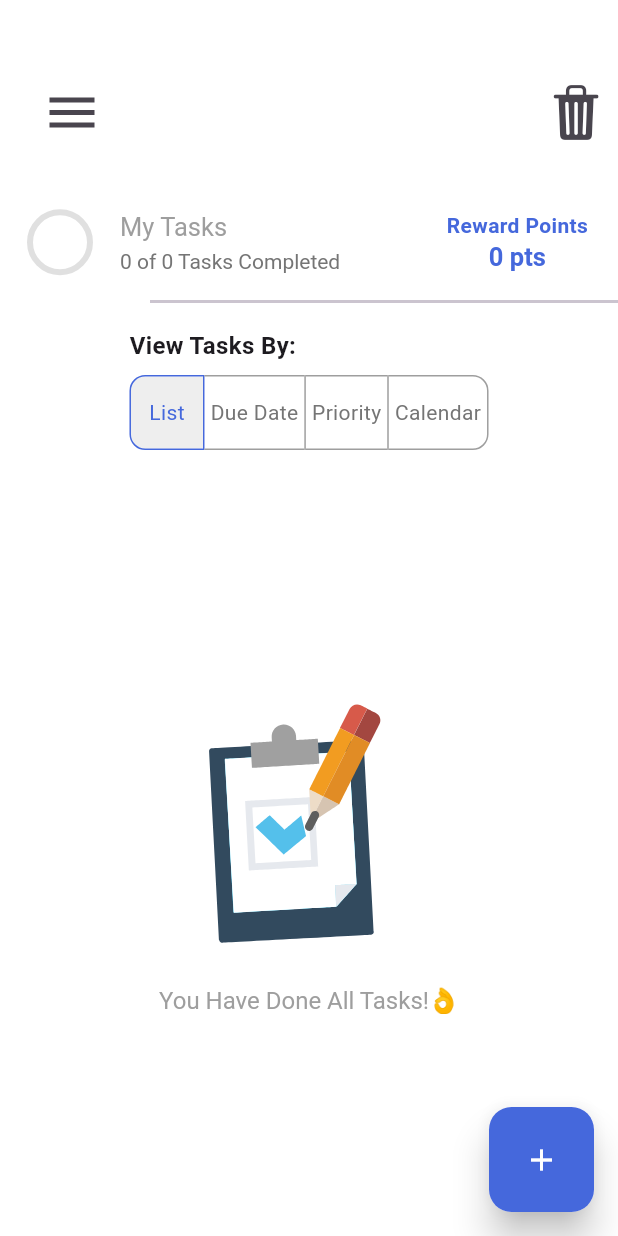
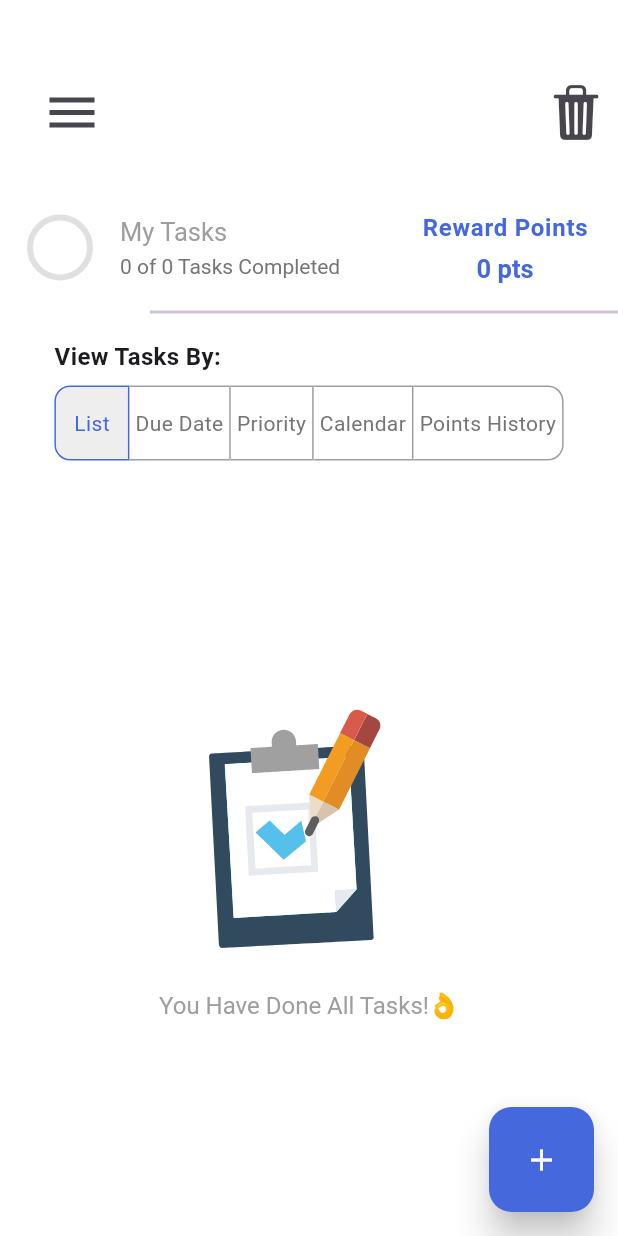
Before and after one commit to ASE-Team-3/ase_todoapp, a Flutter app: the screen it shows after launch, on a phone screen of 412 x 824 dp. Run offline on Flutter 3.47's test engine with Material 3 defaults, Android fonts, the phone set to English and light mode, and no system bars; drawn by our look-alikes of flutter_slider_drawer; our stand-ins replace animate_do, file_picker, flutter_datetime_picker_plus, flutter_local_notifications, lottie, open_file and 1 more.

Commit message:
feat(points-system): Add points tracking and display functionality
- Added `points` attribute to the `Task` model to track reward/deduction for task completion.
- Implemented points calculation logic in `TaskProvider`:
  - Award points for completed tasks.
  - Deduct points for incomplete tasks.
  - Maintain a points history for user progress analysis.
- Created `PointsSummaryText` component to display total reward points in a simple and responsive design.

```diff
--- a/lib/models/points_history_entry.dart
+++ b/lib/models/points_history_entry.dart
@@ -1,6 +1,13 @@
 class PointsHistoryEntry {
-  final DateTime date;
+  final DateTime timestamp;
   final int points;
+  final String action; // e.g., 'Awarded' or 'Deducted'
+  final String reason; // Reason for the points change.
 
-  PointsHistoryEntry(this.date, this.points);
+  PointsHistoryEntry({
+    required this.timestamp,
+    required this.points,
+    required this.action,
+    required this.reason,
+  });
 }
--- a/lib/models/task.dart
+++ b/lib/models/task.dart
@@ -10,6 +10,7 @@ class Task {
   final String?
       flexibleDeadline; // Flexible deadline (e.g., "Today", "This Week")
   final DateTime creationDate;
+  final DateTime updatedAt; // New timestamp for the last update
   final int priority; // Priority field (1 for high, 2 for medium, 3 for low)
   final bool isRepeating; // Indicates whether the task repeats
   final String?
@@ -34,6 +35,7 @@ class Task {
     this.nextOccurrence,
     this.repeatingGroupId, // Default null for non-repeating tasks
     DateTime? creationDate,
+    DateTime? updatedAt,
     String? id,
     this.isCompleted = false,
     List<Attachment>? attachments,
@@ -41,6 +43,7 @@ class Task {
     this.points = 0, // Initialize points to 0
   })  : id = id ?? const Uuid().v4(),
         creationDate = creationDate ?? DateTime.now(),
+        updatedAt = updatedAt ?? DateTime.now(), // Initialize updatedAt
         attachments = attachments ?? [],
         subTasks = subTasks ?? [];
 
@@ -51,6 +54,7 @@ class Task {
     DateTime? deadline,
     String? flexibleDeadline,
     DateTime? creationDate,
+    DateTime? updatedAt, // Include updatedAt in copyWith
     int? priority, // Include priority in copyWith
     bool? isRepeating, // Include isRepeating in copyWith
     String? repeatInterval, // Include repeatInterval in copyWith
@@ -69,6 +73,7 @@ class Task {
       deadline: deadline ?? this.deadline, // Retain the deadline parameter
       flexibleDeadline: flexibleDeadline ?? this.flexibleDeadline,
       creationDate: creationDate ?? this.creationDate,
+      updatedAt: updatedAt ?? DateTime.now(), // Set updatedAt to current time
       priority: priority ?? this.priority, // Set the new priority field
       isRepeating: isRepeating ?? this.isRepeating, // Update isRepeating field
       repeatInterval:
--- /dev/null
+++ b/lib/providers/points_manager.dart
@@ -0,0 +1,31 @@
+import 'package:app/models/points_history_entry.dart';
+
+class PointsManager {
+  int _totalPoints = 0;
+  final List<PointsHistoryEntry> _history = [];
+
+  int get totalPoints => _totalPoints;
+
+  List<PointsHistoryEntry> get history => List.unmodifiable(_history);
+
+  void awardPoints(int points, String reason) {
+    _totalPoints += points;
+    _addHistoryEntry(points, true, reason);
+  }
+
+  void deductPoints(int points, String reason) {
+    _totalPoints -= points;
+    _addHistoryEntry(points, false, reason);
+  }
+
+  void _addHistoryEntry(int points, bool awarded, String reason) {
+    _history.add(
+      PointsHistoryEntry(
+        timestamp: DateTime.now(),
+        points: points,
+        action: awarded ? 'Awarded' : 'Deducted',
+        reason: reason,
+      ),
+    );
+  }
+}
--- a/lib/providers/task_provider.dart
+++ b/lib/providers/task_provider.dart
@@ -7,6 +7,7 @@ import 'package:app/models/task.dart';
 import 'package:app/models/subtask.dart';
 import 'package:app/models/subtask_item.dart';
 import 'package:app/models/attachment.dart';
+import 'package:app/providers/points_manager.dart';
 import 'package:flutter_local_notifications/flutter_local_notifications.dart';
 import 'package:uuid/uuid.dart';
 
@@ -14,17 +15,17 @@ class TaskProvider extends ChangeNotifier {
   final List<Task> _tasks = [];
   final FlutterLocalNotificationsPlugin flutterLocalNotificationsPlugin =
       FlutterLocalNotificationsPlugin();
+  final PointsManager _pointsManager =
+      PointsManager(); // PointsManager instance
 
   TaskProvider() {
     _initializeNotifications();
   }
-  List<PointsHistoryEntry> pointsHistory = [];
+  List<PointsHistoryEntry> get pointsHistory => _pointsManager.history;
 
   List<Task> get tasks => _tasks;
 
-  int _totalPoints = 0; // New property to track total points
-
-  int get totalPoints => _totalPoints; // Getter for UI access
+  int get totalPoints => _pointsManager.totalPoints;
 
   int get completedTasks => _tasks.where((task) => task.isCompleted).length;
 
@@ -372,23 +373,25 @@ class TaskProvider extends ChangeNotifier {
     throw Exception("Invalid repeat interval or custom days");
   }
 
-  // Existing methods remain unchanged
   void toggleTaskCompletion(Task task) {
-    task.isCompleted = !task.isCompleted; // Toggle completion status
-    if (task.isCompleted) {
-      // Show notification when a task is completed
-      _totalPoints += task.points;
+    final isNowCompleted = !task.isCompleted;
+    task.isCompleted = isNowCompleted; // Toggle completion status.
+
+    if (isNowCompleted) {
+      _pointsManager.awardPoints(
+        task.points,
+        'Task "${task.title}" completed',
+      );
       _sendNotification('Hurrah!', 'You completed the task: "${task.title}"!');
     } else {
-      _totalPoints -= task.points;
-      log('Task marked as incomplete: "${task.title}"'); // Debug log
+      _pointsManager.deductPoints(
+        task.points,
+        'Task "${task.title}" marked as incomplete',
+      );
+      log('Task marked as incomplete: "${task.title}"');
     }
-    _updatePointsHistory(); // Record each point change
+
     notifyListeners();
-  }
-
-  void _updatePointsHistory() {
-    pointsHistory.add(PointsHistoryEntry(DateTime.now(), _totalPoints));
   }
 
   Task? getTaskById(String taskId) {
--- /dev/null
+++ b/lib/views/home/components/points_summary_text.dart
@@ -0,0 +1,34 @@
+import 'package:flutter/material.dart';
+import 'package:provider/provider.dart';
+import 'package:app/providers/task_provider.dart';
+import 'package:app/utils/app_colors.dart'; // Import AppColors
+
+class PointsSummaryText extends StatelessWidget {
+  const PointsSummaryText({super.key});
+
+  @override
+  Widget build(BuildContext context) {
+    final taskProvider = Provider.of<TaskProvider>(context);
+
+    return Column(
+      crossAxisAlignment: CrossAxisAlignment.center,
+      children: [
+        Text(
+          "Reward Points",
+          style: Theme.of(context).textTheme.bodyLarge?.copyWith(
+                fontWeight: FontWeight.bold,
+                color: AppColors.primaryColor, // Use AppColors.primaryColor
+              ),
+        ),
+        const SizedBox(height: 4),
+        Text(
+          "${taskProvider.totalPoints} pts",
+          style: Theme.of(context).textTheme.headlineMedium?.copyWith(
+                fontWeight: FontWeight.bold,
+                color: AppColors.primaryColor, // Use AppColors.primaryColor
+              ),
+        ),
+      ],
+    );
+  }
+}
--- a/lib/views/home/home_view.dart
+++ b/lib/views/home/home_view.dart
@@ -5,8 +5,10 @@ import 'package:app/utils/app_str.dart';
 import 'package:app/utils/constrants.dart';
 import 'package:app/views/home/components/fab.dart';
 import 'package:app/views/home/components/home_app_bar.dart';
+import 'package:app/views/home/components/points_summary_text.dart';
 import 'package:app/views/home/components/slider_drawer.dart';
 import 'package:app/views/home/widget/calendar_view.dart';
+import 'package:app/views/home/widget/points_history_view.dart';
 import 'package:app/views/home/widget/priority_view.dart';
 import 'package:app/views/home/widget/due_date_view.dart';
 import 'package:app/views/home/widget/task_widget.dart';
@@ -74,9 +76,19 @@ class _HomeViewState extends State<HomeView> {
           const SizedBox(height: 8),
           LayoutBuilder(
             builder: (context, constraints) {
-              // Dynamically adapt padding and alignment based on screen width
               double buttonPadding = constraints.maxWidth < 400 ? 4.0 : 8.0;
               double fontSize = constraints.maxWidth < 400 ? 14.0 : 16.0;
+
+              // Ensure children and isSelected lengths match
+              final views = [
+                'List',
+                'Due Date',
+                'Priority',
+                'Calendar',
+                'Points History',
+              ];
+              final isSelected =
+                  views.map((view) => selectedView == view).toList();
 
               return Wrap(
                 spacing: 8,
@@ -89,52 +101,24 @@ class _HomeViewState extends State<HomeView> {
                     fillColor: Colors.grey[200],
                     selectedBorderColor: AppColors.primaryColor,
                     borderColor: Colors.grey,
-                    isSelected: [
-                      selectedView == 'List',
-                      selectedView == 'Due Date',
-                      selectedView == 'Priority',
-                      selectedView == 'Calendar',
-                    ],
+                    isSelected: isSelected,
                     onPressed: (index) {
                       setState(() {
-                        selectedView =
-                            ['List', 'Due Date', 'Priority', 'Calendar'][index];
+                        selectedView = views[index];
                       });
                     },
-                    children: [
-                      Padding(
+                    children: views
+                        .map(
+                          (view) => Padding(
                             padding:
                                 EdgeInsets.symmetric(horizontal: buttonPadding),
                             child: Text(
-                          'List',
+                              view,
                               style: TextStyle(fontSize: fontSize),
                             ),
                           ),
-                      Padding(
-                        padding:
-                            EdgeInsets.symmetric(horizontal: buttonPadding),
-                        child: Text(
-                          'Due Date',
-                          style: TextStyle(fontSize: fontSize),
-                        ),
-                      ),
-                      Padding(
-                        padding:
-                            EdgeInsets.symmetric(horizontal: buttonPadding),
-                        child: Text(
-                          'Priority',
-                          style: TextStyle(fontSize: fontSize),
-                        ),
-                      ),
-                      Padding(
-                        padding:
-                            EdgeInsets.symmetric(horizontal: buttonPadding),
-                        child: Text(
-                          'Calendar',
-                          style: TextStyle(fontSize: fontSize),
-                        ),
-                      ),
-                    ],
+                        )
+                        .toList(),
                   ),
                 ],
               );
@@ -154,6 +138,9 @@ class _HomeViewState extends State<HomeView> {
           return PriorityView(tasks: taskProvider.tasks);
         } else if (selectedView == 'Due Date') {
           return DueDateView(tasks: taskProvider.tasks);
+        } else if (selectedView == 'Points History') {
+          // New view
+          return const PointsHistoryView();
         } else {
           return _buildTaskList(textTheme);
         }
@@ -181,12 +168,12 @@ class _HomeViewState extends State<HomeView> {
                   valueColor: AlwaysStoppedAnimation(AppColors.primaryColor),
                 ),
               ),
-              SizedBox(width: 20),
+              const SizedBox(width: 20),
               Column(
                 crossAxisAlignment: CrossAxisAlignment.start,
                 children: [
                   Text(AppStr.mainTitle, style: textTheme.headlineMedium),
-                  SizedBox(height: 4),
+                  const SizedBox(height: 4),
                   Consumer<TaskProvider>(
                     builder: (context, taskProvider, _) {
                       return Text(
@@ -201,29 +188,8 @@ class _HomeViewState extends State<HomeView> {
               ),
             ],
           ),
-          // Display the total points
-          Consumer<TaskProvider>(
-            builder: (context, taskProvider, _) {
-              return Column(
-                children: [
-                  Text(
-                    "Reward Points",
-                    style: textTheme.bodyMedium?.copyWith(
-                      fontWeight: FontWeight.w600,
-                      color: AppColors.primaryColor,
-                    ),
-                  ),
-                  Text(
-                    "${taskProvider.totalPoints} pts",
-                    style: textTheme.headlineMedium?.copyWith(
-                      color: AppColors.primaryColor,
-                      fontWeight: FontWeight.bold,
-                    ),
-                  ),
-                ],
-              );
-            },
-          ),
+          // Include PointsSummaryCard
+          const PointsSummaryText(),
         ],
       ),
     );
```
Also changed, not shown: lib/views/home/widget/points_history_view.dart (added, +43 -0 lines). Lines whose indentation alone changed are shown as unchanged.
